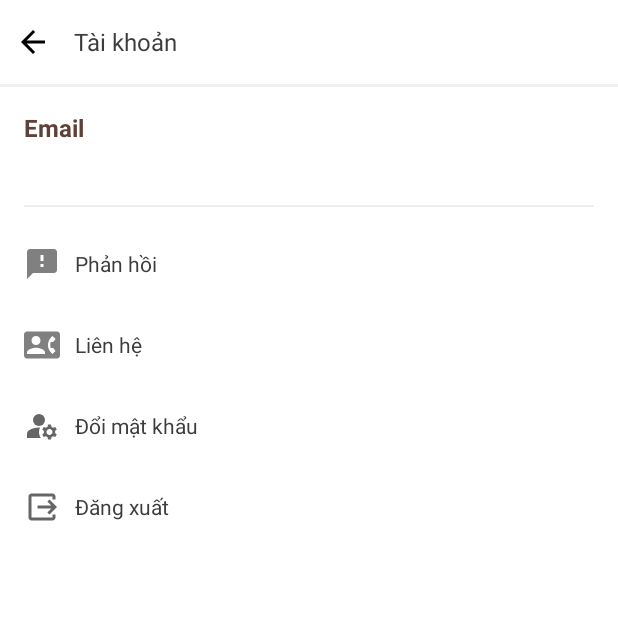
After one commit to LTDat11/LuanVan, an Android app: the fragment AccountFragment shown on its own in the app's theme, on a phone screen of 412 x 824 dp, the top half of it. The commit adds this screen. Run offline under Robolectric (Android 15) with nearby library versions, the phone set to English and light mode, and no system bars; our stand-ins replace Firebase (no records; nobody signed in at launch, a user with empty details on screens opened directly).

Commit message:
move to another fragment, set text email curent, toolbar and function sigout

```diff
--- a/app/build.gradle.kts
+++ b/app/build.gradle.kts
@@ -27,6 +27,11 @@ android {
             )
         }
     }
+
+    buildFeatures {
+        viewBinding = true
+    }
+
     compileOptions {
         sourceCompatibility = JavaVersion.VERSION_1_8
         targetCompatibility = JavaVersion.VERSION_1_8
--- a/app/src/main/java/com/example/myapp/activity/MainActivity.kt
+++ b/app/src/main/java/com/example/myapp/activity/MainActivity.kt
@@ -1,12 +1,56 @@
 package com.example.myapp.activity
 
+import android.annotation.SuppressLint
 import androidx.appcompat.app.AppCompatActivity
 import android.os.Bundle
+import androidx.appcompat.app.AlertDialog
+import androidx.fragment.app.Fragment
 import com.example.myapp.R
+import com.example.myapp.databinding.ActivityMainBinding
+import com.example.myapp.fragment.AccountFragment
+import com.example.myapp.fragment.HomeFragment
 
 class MainActivity : BaseActivity() {
+
+    private lateinit var binding: ActivityMainBinding
     override fun onCreate(savedInstanceState: Bundle?) {
         super.onCreate(savedInstanceState)
-        setContentView(R.layout.activity_main)
+        binding = ActivityMainBinding.inflate(layoutInflater)
+        setContentView(binding.root)
+        replaceFragment(HomeFragment())
+
+        binding.bottomNavigation.setOnNavigationItemSelectedListener {
+            when (it.itemId) {
+                R.id.nav_home -> replaceFragment(HomeFragment())
+                R.id.nav_account -> replaceFragment(AccountFragment())
+            }
+            true
+        }
+
+    }
+
+
+
+    fun replaceFragment(fragment: Fragment) {
+        val transaction = supportFragmentManager.beginTransaction()
+        transaction.replace(R.id.frame_layout, fragment)
+        transaction.commit()
+    }
+
+    @SuppressLint("MissingSuperCall")
+    override fun onBackPressed() {
+        showConfirmExitApp()
+    }
+
+    private fun showConfirmExitApp() {
+        val builder = AlertDialog.Builder(this)
+        builder.setTitle(getString(R.string.confirm_exit_app))
+        builder.setPositiveButton(getString(R.string.yes)) { _, _ ->
+            finish()
+        }
+        builder.setNegativeButton(getString(R.string.no)) { dialog, _ ->
+            dialog.dismiss()
+        }
+        builder.show()
     }
 }
--- /dev/null
+++ b/app/src/main/java/com/example/myapp/fragment/AccountFragment.kt
@@ -0,0 +1,71 @@
+package com.example.myapp.fragment
+
+import android.content.Intent
+import android.os.Bundle
+import androidx.fragment.app.Fragment
+import android.view.LayoutInflater
+import android.view.View
+import android.view.ViewGroup
+import android.widget.ImageView
+import android.widget.TextView
+import com.example.myapp.R
+import com.example.myapp.activity.LoginActivity
+import com.example.myapp.activity.MainActivity
+import com.google.firebase.auth.FirebaseAuth
+
+class AccountFragment : Fragment() {
+    private var mView: View? = null
+
+    override fun onCreateView(
+        inflater: LayoutInflater, container: ViewGroup?,
+        savedInstanceState: Bundle?
+    ): View? {
+        // Inflate the layout for this fragment
+        mView = inflater.inflate(R.layout.fragment_account, container, false)
+        initToolbar()
+        initUi()
+        initListener()
+        return mView
+    }
+    private fun initListener() {
+        val layoutSignOut = mView?.findViewById<View>(R.id.layout_sign_out)
+        layoutSignOut?.setOnClickListener { confirmSignOut() }
+    }
+
+    private fun confirmSignOut() {
+        val builder = context?.let { androidx.appcompat.app.AlertDialog.Builder(it) }
+        builder?.setTitle(getString(R.string.confirm_sign_out))
+        builder?.setPositiveButton(getString(R.string.yes)) { _, _ -> signOut() }
+        builder?.setNegativeButton(getString(R.string.no)) { dialog, _ -> dialog.dismiss() }
+        builder?.show()
+    }
+
+    //    log out of the app
+    private fun signOut() {
+        FirebaseAuth.getInstance().signOut()
+        val intent = Intent(activity, LoginActivity::class.java)
+
+        // Clear the activity stack to prevent the user from going back to this activity after signing out
+        intent.flags = Intent.FLAG_ACTIVITY_NEW_TASK or Intent.FLAG_ACTIVITY_CLEAR_TASK
+
+        // Start LoginActivity
+        startActivity(intent)
+    }
+
+    private fun initUi() {
+        val tvUsername = mView?.findViewById<TextView>(R.id.tv_username)
+        tvUsername?.text = FirebaseAuth.getInstance().currentUser?.email
+    }
+// set up the toolbar text, back button click listener and set text to Account
+    private fun initToolbar() {
+        val imgToolbarBack = mView?.findViewById<ImageView>(R.id.img_toolbar_back)
+        val tvToolbarTitle = mView?.findViewById<TextView>(R.id.tv_toolbar_title)
+        imgToolbarBack?.setOnClickListener { backToHomeScreen(HomeFragment()) }
+        tvToolbarTitle?.text = getString(R.string.nav_account)
+    }
+
+    private fun backToHomeScreen(fragment: Fragment) {
+        val mainActivity = activity as MainActivity? ?: return
+        mainActivity.replaceFragment(fragment)
+    }
+}
--- /dev/null
+++ b/app/src/main/java/com/example/myapp/fragment/HomeFragment.kt
@@ -0,0 +1,19 @@
+package com.example.myapp.fragment
+
+import android.os.Bundle
+import androidx.fragment.app.Fragment
+import android.view.LayoutInflater
+import android.view.View
+import android.view.ViewGroup
+import com.example.myapp.R
+
+class HomeFragment : Fragment() {
+    override fun onCreateView(
+        inflater: LayoutInflater, container: ViewGroup?,
+        savedInstanceState: Bundle?
+    ): View? {
+        // Inflate the layout for this fragment
+        return inflater.inflate(R.layout.fragment_home, container, false)
+    }
+
+}
--- /dev/null
+++ b/app/src/main/res/drawable/baseline_contact_phone_24.xml
@@ -0,0 +1,5 @@
+<vector android:height="24dp" android:tint="#808080"
+    android:viewportHeight="24" android:viewportWidth="24"
+    android:width="24dp" xmlns:android="http://schemas.android.com/apk/res/android">
+    <path android:fillColor="@android:color/white" android:pathData="M22,3L2,3C0.9,3 0,3.9 0,5v14c0,1.1 0.9,2 2,2h20c1.1,0 1.99,-0.9 1.99,-2L24,5c0,-1.1 -0.9,-2 -2,-2zM8,6c1.66,0 3,1.34 3,3s-1.34,3 -3,3 -3,-1.34 -3,-3 1.34,-3 3,-3zM14,18L2,18v-1c0,-2 4,-3.1 6,-3.1s6,1.1 6,3.1v1zM17.85,14h1.64L21,16l-1.99,1.99c-1.31,-0.98 -2.28,-2.38 -2.73,-3.99 -0.18,-0.64 -0.28,-1.31 -0.28,-2s0.1,-1.36 0.28,-2c0.45,-1.62 1.42,-3.01 2.73,-3.99L21,8l-1.51,2h-1.64c-0.22,0.63 -0.35,1.3 -0.35,2s0.13,1.37 0.35,2z"/>
+</vector>
--- /dev/null
+++ b/app/src/main/res/drawable/baseline_feedback_24.xml
@@ -0,0 +1,5 @@
+<vector android:height="24dp" android:tint="#808080"
+    android:viewportHeight="24" android:viewportWidth="24"
+    android:width="24dp" xmlns:android="http://schemas.android.com/apk/res/android">
+    <path android:fillColor="@android:color/white" android:pathData="M20,2L4,2c-1.1,0 -1.99,0.9 -1.99,2L2,22l4,-4h14c1.1,0 2,-0.9 2,-2L22,4c0,-1.1 -0.9,-2 -2,-2zM13,14h-2v-2h2v2zM13,10h-2L11,6h2v4z"/>
+</vector>
--- a/app/src/main/res/drawable/baseline_manage_accounts_24.xml
+++ b/app/src/main/res/drawable/baseline_manage_accounts_24.xml
@@ -1,7 +1,16 @@
-<vector android:height="24dp" android:tint="#000000"
-    android:viewportHeight="24" android:viewportWidth="24"
-    android:width="24dp" xmlns:android="http://schemas.android.com/apk/res/android">
-    <path android:fillColor="@android:color/white" android:pathData="M10,8m-4,0a4,4 0,1 1,8 0a4,4 0,1 1,-8 0"/>
-    <path android:fillColor="@android:color/white" android:pathData="M10.67,13.02C10.45,13.01 10.23,13 10,13c-2.42,0 -4.68,0.67 -6.61,1.82C2.51,15.34 2,16.32 2,17.35V20h9.26C10.47,18.87 10,17.49 10,16C10,14.93 10.25,13.93 10.67,13.02z"/>
-    <path android:fillColor="@android:color/white" android:pathData="M20.75,16c0,-0.22 -0.03,-0.42 -0.06,-0.63l1.14,-1.01l-1,-1.73l-1.45,0.49c-0.32,-0.27 -0.68,-0.48 -1.08,-0.63L18,11h-2l-0.3,1.49c-0.4,0.15 -0.76,0.36 -1.08,0.63l-1.45,-0.49l-1,1.73l1.14,1.01c-0.03,0.21 -0.06,0.41 -0.06,0.63s0.03,0.42 0.06,0.63l-1.14,1.01l1,1.73l1.45,-0.49c0.32,0.27 0.68,0.48 1.08,0.63L16,21h2l0.3,-1.49c0.4,-0.15 0.76,-0.36 1.08,-0.63l1.45,0.49l1,-1.73l-1.14,-1.01C20.72,16.42 20.75,16.22 20.75,16zM17,18c-1.1,0 -2,-0.9 -2,-2s0.9,-2 2,-2s2,0.9 2,2S18.1,18 17,18z"/>
+<vector xmlns:android="http://schemas.android.com/apk/res/android"
+    android:width="24dp"
+    android:height="24dp"
+    android:viewportWidth="24"
+    android:viewportHeight="24"
+    android:tint="?attr/colorControlNormal">
+    <path
+        android:fillColor="@android:color/white"
+        android:pathData="M10,8m-4,0a4,4 0,1 1,8 0a4,4 0,1 1,-8 0"/>
+    <path
+        android:fillColor="@android:color/white"
+        android:pathData="M10.67,13.02C10.45,13.01 10.23,13 10,13c-2.42,0 -4.68,0.67 -6.61,1.82C2.51,15.34 2,16.32 2,17.35V20h9.26C10.47,18.87 10,17.49 10,16C10,14.93 10.25,13.93 10.67,13.02z"/>
+    <path
+        android:fillColor="@android:color/white"
+        android:pathData="M20.75,16c0,-0.22 -0.03,-0.42 -0.06,-0.63l1.14,-1.01l-1,-1.73l-1.45,0.49c-0.32,-0.27 -0.68,-0.48 -1.08,-0.63L18,11h-2l-0.3,1.49c-0.4,0.15 -0.76,0.36 -1.08,0.63l-1.45,-0.49l-1,1.73l1.14,1.01c-0.03,0.21 -0.06,0.41 -0.06,0.63s0.03,0.42 0.06,0.63l-1.14,1.01l1,1.73l1.45,-0.49c0.32,0.27 0.68,0.48 1.08,0.63L16,21h2l0.3,-1.49c0.4,-0.15 0.76,-0.36 1.08,-0.63l1.45,0.49l1,-1.73l-1.14,-1.01C20.72,16.42 20.75,16.22 20.75,16zM17,18c-1.1,0 -2,-0.9 -2,-2s0.9,-2 2,-2s2,0.9 2,2S18.1,18 17,18z"/>
 </vector>
--- /dev/null
+++ b/app/src/main/res/drawable/baseline_output_24.xml
@@ -0,0 +1,13 @@
+<vector xmlns:android="http://schemas.android.com/apk/res/android"
+    android:width="24dp"
+    android:height="24dp"
+    android:viewportWidth="24"
+    android:viewportHeight="24"
+    android:tint="?attr/colorControlNormal">
+    <path
+        android:fillColor="@android:color/white"
+        android:pathData="M17,17l5,-5l-5,-5l-1.41,1.41l2.58,2.59l-9.17,0l0,2l9.17,0l-2.58,2.59z"/>
+    <path
+        android:fillColor="@android:color/white"
+        android:pathData="M19,19H5V5h14v2h2V5c0,-1.1 -0.89,-2 -2,-2H5C3.9,3 3,3.9 3,5v14c0,1.1 0.9,2 2,2h14c1.11,0 2,-0.9 2,-2v-2h-2V19z"/>
+</vector>
--- a/app/src/main/res/layout/activity_main.xml
+++ b/app/src/main/res/layout/activity_main.xml
@@ -8,11 +8,18 @@
     tools:context=".activity.MainActivity"
     android:background="@color/white">
 
-    <androidx.viewpager2.widget.ViewPager2
-        android:id="@+id/viewpager_2"
+    <FrameLayout
+        android:id="@+id/frame_layout"
         android:layout_width="match_parent"
         android:layout_height="match_parent"
-        android:layout_above="@id/bottom_navigation"/>
+        android:layout_above="@id/bottom_navigation">
+    </FrameLayout>
+
+<!--    <androidx.viewpager2.widget.ViewPager2-->
+<!--        android:id="@+id/viewpager_2"-->
+<!--        android:layout_width="match_parent"-->
+<!--        android:layout_height="match_parent"-->
+<!--        android:layout_above="@id/bottom_navigation"/>-->
 
     <com.google.android.material.bottomnavigation.BottomNavigationView
         android:id="@+id/bottom_navigation"
--- /dev/null
+++ b/app/src/main/res/layout/fragment_account.xml
@@ -0,0 +1,140 @@
+<?xml version="1.0" encoding="utf-8"?>
+<FrameLayout
+    xmlns:android="http://schemas.android.com/apk/res/android"
+    xmlns:tools="http://schemas.android.com/tools"
+    android:layout_width="match_parent"
+    android:layout_height="match_parent"
+    android:background="@color/white"
+    tools:context=".fragment.AccountFragment"
+    tools:ignore="ContentDescription, UseCompoundDrawables">
+
+    <LinearLayout
+        android:layout_width="match_parent"
+        android:layout_height="match_parent"
+        android:orientation="vertical"
+        tools:ignore="ContentDescription, UseCompoundDrawables">
+
+        <include layout="@layout/layout_toolbar"/>
+
+        <LinearLayout
+            android:layout_width="match_parent"
+            android:layout_height="wrap_content"
+            android:orientation="vertical"
+            android:padding="16dp">
+
+            <TextView
+                android:layout_width="match_parent"
+                android:layout_height="wrap_content"
+                android:textSize="16sp"
+                android:textStyle="bold"
+                android:textColor="@color/colorPrimaryDark"
+                android:text="@string/label_user_name"/>
+
+            <TextView
+                android:id="@+id/tv_username"
+                android:layout_width="match_parent"
+                android:layout_height="wrap_content"
+                android:textSize="14sp"
+                android:layout_marginTop="5dp"
+                android:textColor="@color/textColorHeading"
+                android:text="@string/label_user_name"/>
+
+            <View
+                android:layout_width="match_parent"
+                android:layout_height="1dp"
+                android:background="@color/bgFilter"
+                android:layout_marginTop="16dp"
+                android:layout_marginBottom="16dp"/>
+
+            <LinearLayout
+                android:id="@+id/layout_feedback"
+                android:layout_width="match_parent"
+                android:layout_height="wrap_content"
+                android:layout_marginTop="10dp"
+                android:orientation="horizontal"
+                android:gravity="center_vertical">
+
+                <ImageView
+                    android:layout_width="wrap_content"
+                    android:layout_height="wrap_content"
+                    android:src="@drawable/baseline_feedback_24" />
+
+                <TextView
+                    android:layout_width="wrap_content"
+                    android:layout_height="wrap_content"
+                    android:text="@string/feedback"
+                    android:layout_marginStart="10dp"
+                    android:textColor="@color/textColorHeading"
+                    android:textSize="14sp" />
+            </LinearLayout>
+
+            <LinearLayout
+                android:id="@+id/layout_contact"
+                android:layout_width="match_parent"
+                android:layout_height="wrap_content"
+                android:layout_marginTop="30dp"
+                android:orientation="horizontal"
+                android:gravity="center_vertical">
+
+                <ImageView
+                    android:layout_width="wrap_content"
+                    android:layout_height="wrap_content"
+                    android:src="@drawable/baseline_contact_phone_24" />
+
+                <TextView
+                    android:layout_width="wrap_content"
+                    android:layout_height="wrap_content"
+                    android:text="@string/contact"
+                    android:layout_marginStart="10dp"
+                    android:textColor="@color/textColorHeading"
+                    android:textSize="14sp" />
+            </LinearLayout>
+
+            <LinearLayout
+                android:id="@+id/layout_change_password"
+                android:layout_width="match_parent"
+                android:layout_height="wrap_content"
+                android:layout_marginTop="30dp"
+                android:orientation="horizontal"
+                android:gravity="center_vertical">
+
+                <ImageView
+                    android:layout_width="wrap_content"
+                    android:layout_height="wrap_content"
+                    android:src="@drawable/baseline_manage_accounts_24" />
+
+                <TextView
+                    android:layout_width="wrap_content"
+                    android:layout_height="wrap_content"
+                    android:text="@string/change_password"
+                    android:layout_marginStart="10dp"
+                    android:textColor="@color/textColorHeading"
+                    android:textSize="14sp" />
+            </LinearLayout>
+
+            <LinearLayout
+                android:id="@+id/layout_sign_out"
+                android:layout_width="match_parent"
+                android:layout_height="wrap_content"
+                android:orientation="horizontal"
+                android:layout_marginTop="30dp"
+                android:gravity="center_vertical">
+
+                <ImageView
+                    android:layout_width="wrap_content"
+                    android:layout_height="wrap_content"
+                    android:src="@drawable/baseline_output_24" />
+
+                <TextView
+                    android:layout_width="wrap_content"
+                    android:layout_height="wrap_content"
+                    android:text="@string/sign_out"
+                    android:layout_marginStart="10dp"
+                    android:textColor="@color/textColorHeading"
+                    android:textSize="14sp" />
+            </LinearLayout>
+        </LinearLayout>
+
+    </LinearLayout>
+
+</FrameLayout>
--- /dev/null
+++ b/app/src/main/res/layout/fragment_home.xml
@@ -0,0 +1,16 @@
+<?xml version="1.0" encoding="utf-8"?>
+<FrameLayout
+    xmlns:android="http://schemas.android.com/apk/res/android"
+    xmlns:tools="http://schemas.android.com/tools"
+    android:layout_width="match_parent"
+    android:layout_height="match_parent"
+    tools:context=".fragment.HomeFragment">
+
+    <!-- TODO: Update blank fragment layout -->
+    <TextView
+        android:layout_width="match_parent"
+        android:layout_height="match_parent"
+        android:gravity="center"
+        android:text="@string/hello_blank_fragment" />
+
+</FrameLayout>
--- a/app/src/main/res/values/strings.xml
+++ b/app/src/main/res/values/strings.xml
@@ -26,4 +26,16 @@
     <string name="msg_reset_password_error">Lỗi!! không thể lấy lại mật khẩu.</string>
     <string name="action_ok">Đồng ý</string>
     <string name="reset_password">Gửi lại mật khẩu</string>
+    <!-- TODO: Remove or change this placeholder text -->
+    <string name="label_user_name">Email</string>
+    <string name="feedback">Phản hồi</string>
+    <string name="contact">Liên hệ</string>
+    <string name="change_password">Đổi mật khẩu</string>
+    <string name="sign_out">Đăng xuất</string>
+    <string name="confirm_exit_app">Bạn có muốn thoát ứng dụng?</string>
+    <string name="yes">Đồng ý</string>
+    <string name="no">Hủy</string>
+    <string name="confirm_sign_out">Bạn có muốn đăng xuất?</string>
+    <string name="hello_blank_fragment">Hello blank fragment</string>
+
 </resources>
```
